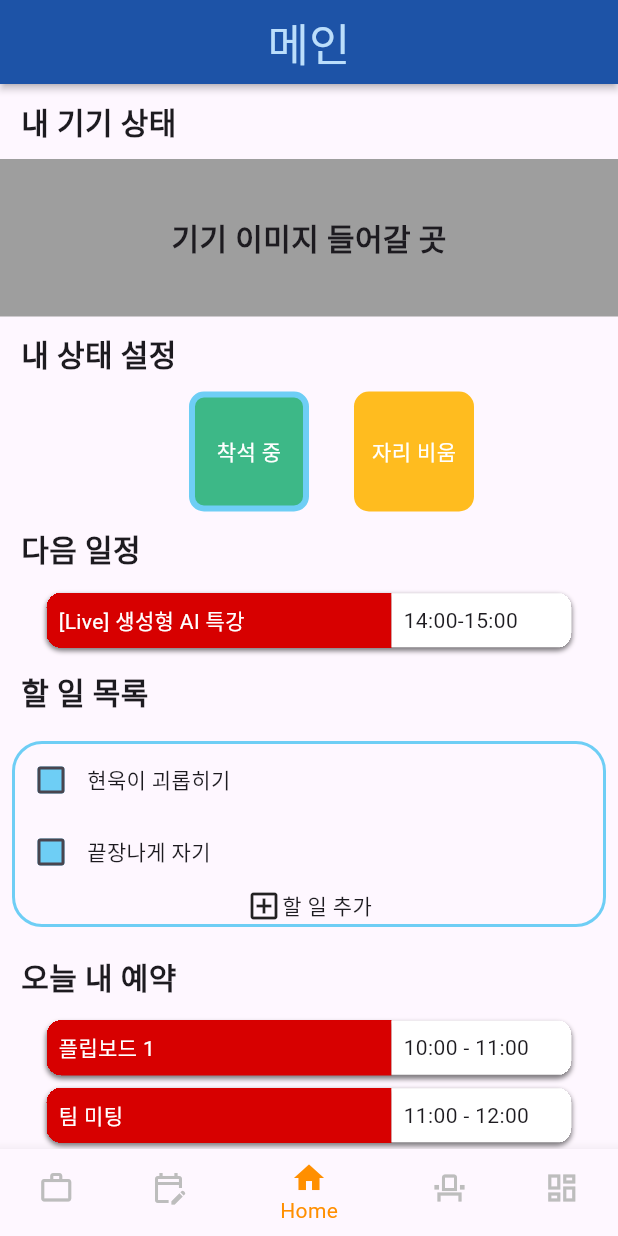
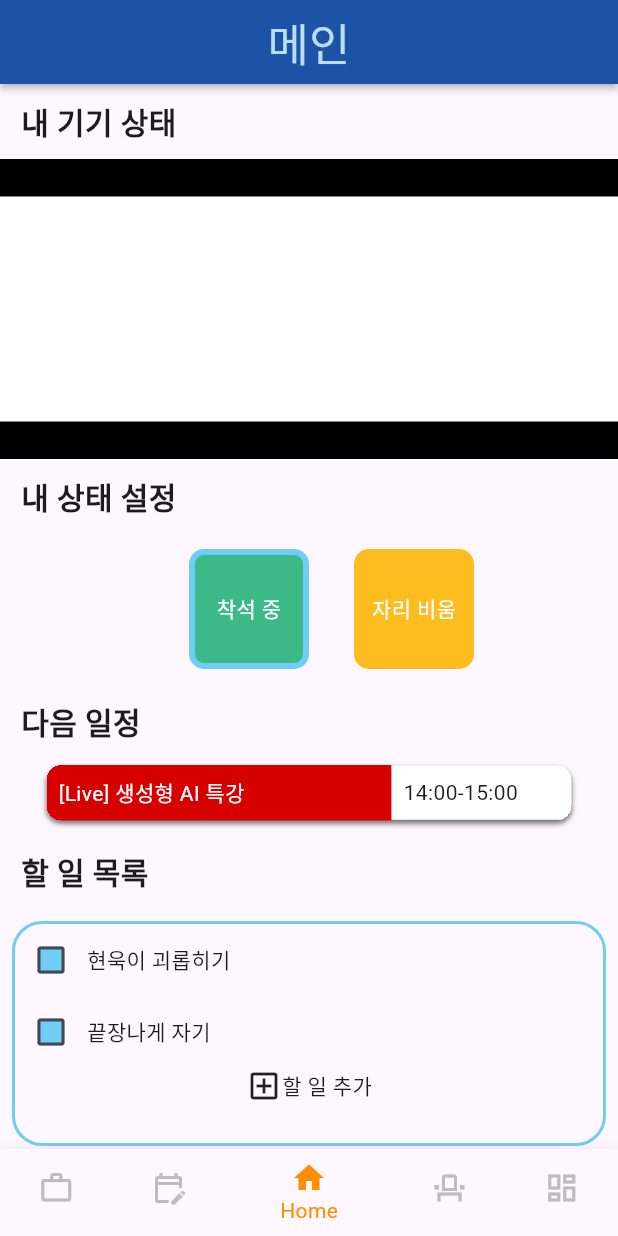
Before and after one commit to latter-electronic/MOASS, a Flutter app: the screen it shows after launch, item 3 of the bottom bar chosen, on a phone screen of 412 x 824 dp. Run offline on Flutter 3.47's test engine with Material 3 defaults, Android fonts, the phone set to English and light mode, and no system bars.

Commit message:
Feat: 페이지 높이 설정

```diff
--- a/Frontend/moass/lib/screens/main_home_screen.dart
+++ b/Frontend/moass/lib/screens/main_home_screen.dart
@@ -41,23 +41,38 @@ class _MainHomeScreenState extends State<MainHomeScreen> {
   Widget build(BuildContext context) {
     return Scaffold(
       appBar: const TopBar(title: '메인'),
-      body: Column(
+      body: SingleChildScrollView(
+        child: SizedBox(
+          // height: 3000,
+          child: Column(
             crossAxisAlignment: CrossAxisAlignment.start,
             children: [
               const CategoryText(
                 text: '내 기기 상태',
               ),
-          Expanded(
-            child: Container(
-                height: 800,
-                decoration: const BoxDecoration(color: Colors.grey),
-                child: const Center(child: CategoryText(text: '기기 이미지 들어갈 곳'))),
-          ),
+              Container(
+                  height: 200,
+                  width: double.infinity,
+                  decoration: const BoxDecoration(color: Colors.black),
+                  child: Column(
+                    mainAxisAlignment: MainAxisAlignment.center,
+                    children: [
+                      Container(
+                          height: 150,
+                          width: double.infinity,
+                          decoration: const BoxDecoration(color: Colors.white),
+                          child: const Row(
+                            children: [],
+                          )),
+                    ],
+                  )),
               const CategoryText(text: '내 상태 설정'),
               Column(
                 mainAxisAlignment: MainAxisAlignment.center,
                 children: [
-              Row(
+                  SizedBox(
+                    height: 100,
+                    child: Row(
                       mainAxisAlignment: MainAxisAlignment.center,
                       children: [
                         GestureDetector(
@@ -72,7 +87,8 @@ class _MainHomeScreenState extends State<MainHomeScreen> {
                                     const BorderRadius.all(Radius.circular(10)),
                                 border: selectedSeatedState == 'here'
                                     ? Border.all(
-                                  color: const Color(0xFF6ECEF5), width: 4.0)
+                                        color: const Color(0xFF6ECEF5),
+                                        width: 4.0)
                                     : null),
                             child: const Center(
                                 child: Text('착석 중',
@@ -90,7 +106,8 @@ class _MainHomeScreenState extends State<MainHomeScreen> {
                                     const BorderRadius.all(Radius.circular(10)),
                                 border: selectedSeatedState == 'notHere'
                                     ? Border.all(
-                                  color: const Color(0xFF6ECEF5), width: 4.0)
+                                        color: const Color(0xFF6ECEF5),
+                                        width: 4.0)
                                     : null),
                             child: const Center(
                                 child: Text('자리 비움',
@@ -99,7 +116,10 @@ class _MainHomeScreenState extends State<MainHomeScreen> {
                         ),
                       ],
                     ),
-              Column(
+                  ),
+                  SizedBox(
+                    height: selectedSeatedState == 'notHere' ? 70 : 0,
+                    child: Column(
                       children: selectedSeatedState == 'notHere'
                           ? [
                               const Text('사유를 입력하세요'),
@@ -114,24 +134,30 @@ class _MainHomeScreenState extends State<MainHomeScreen> {
                             ]
                           : [],
                     ),
+                  ),
                 ],
               ),
               const CategoryText(text: '다음 일정'),
-          const Center(
+              const SizedBox(
+                height: 50,
+                child: Center(
                   child: Column(
                     children: [
-                ScheduleBox(title: '[Live] 생성형 AI 특강', time: '14:00-15:00'),
+                      ScheduleBox(
+                          title: '[Live] 생성형 AI 특강', time: '14:00-15:00'),
                     ],
+                  ),
                 ),
               ),
               const CategoryText(text: '할 일 목록'),
               Padding(
                 padding: const EdgeInsets.all(8.0),
                 child: Container(
+                  height: 150,
                   decoration: BoxDecoration(
                       borderRadius: BorderRadius.circular(20),
-                  border:
-                      Border.all(color: const Color(0xFF6ECEF5), width: 2.0)),
+                      border: Border.all(
+                          color: const Color(0xFF6ECEF5), width: 2.0)),
                   child: const Column(
                     children: [
                       Row(
@@ -158,15 +184,20 @@ class _MainHomeScreenState extends State<MainHomeScreen> {
                 ),
               ),
               const CategoryText(text: '오늘 내 예약'),
-          const Center(
+              const SizedBox(
+                height: 200,
+                child: Center(
                   child: Column(
                     children: [
                       ScheduleBox(title: '플립보드 1', time: '10:00 - 11:00'),
                       ScheduleBox(title: '팀 미팅', time: '11:00 - 12:00'),
                     ],
                   ),
+                ),
               )
             ],
+          ),
+        ),
       ),
     );
   }
--- a/Frontend/moass/lib/widgets/category_text.dart
+++ b/Frontend/moass/lib/widgets/category_text.dart
@@ -10,11 +10,14 @@ class CategoryText extends StatelessWidget {
 
   @override
   Widget build(BuildContext context) {
-    return Padding(
-      padding: const EdgeInsets.symmetric(vertical: 10.0, horizontal: 14.0),
-      child: Text(
-        text,
-        style: const TextStyle(fontSize: 20, fontWeight: FontWeight.w600),
+    return SizedBox(
+      height: 50,
+      child: Padding(
+        padding: const EdgeInsets.symmetric(vertical: 10.0, horizontal: 14.0),
+        child: Text(
+          text,
+          style: const TextStyle(fontSize: 20, fontWeight: FontWeight.w600),
+        ),
       ),
     );
   }
```
Also changed, not shown: Frontend/moass/assets/img/logo_ssafy_white.png (added). Lines whose indentation alone changed are shown as unchanged.
